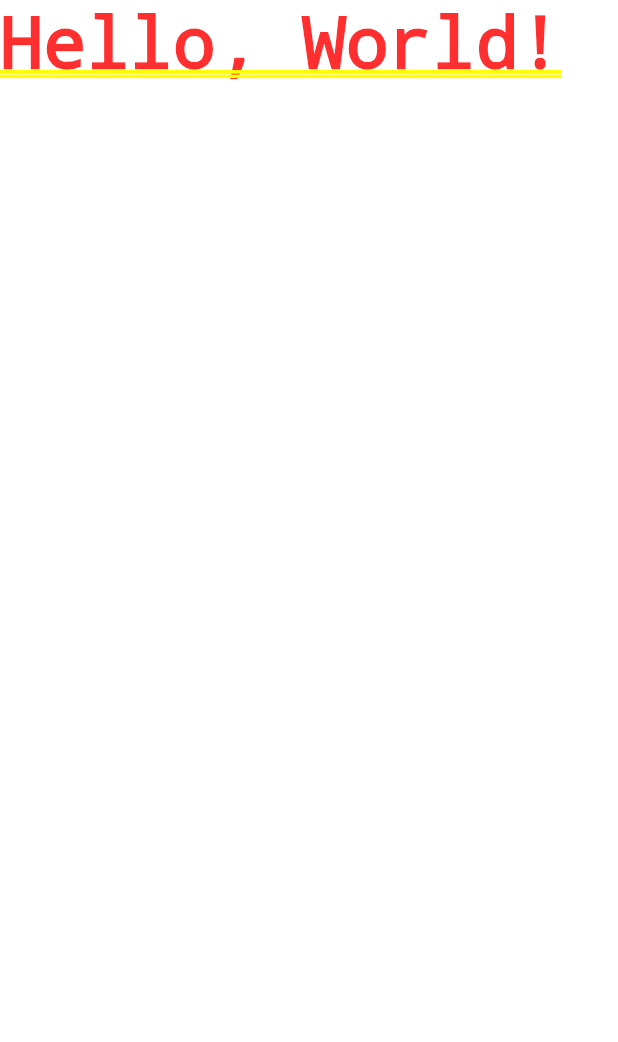
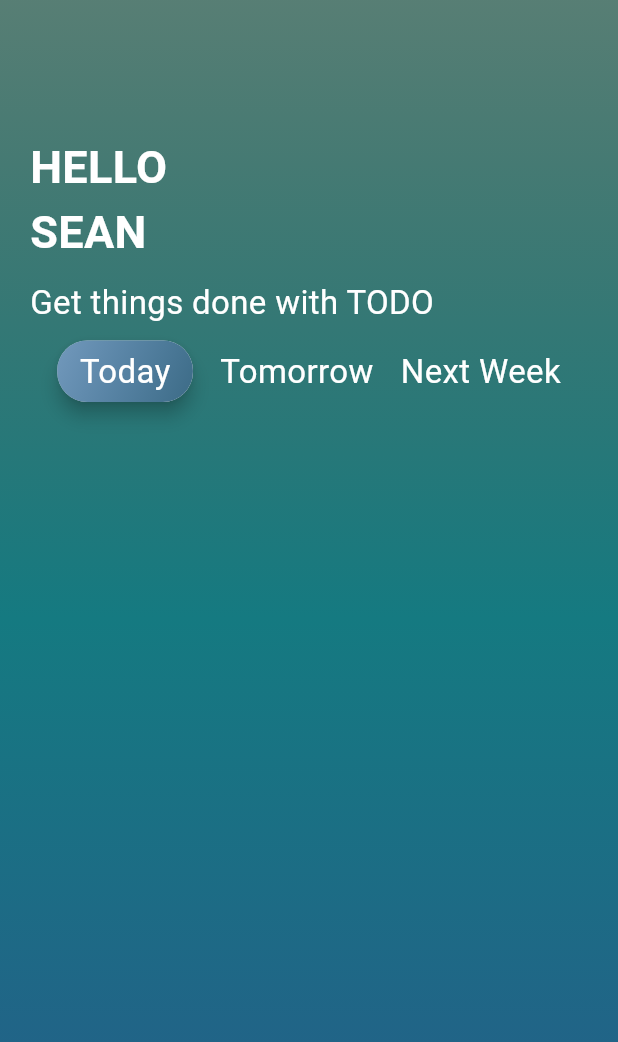
Before and after one commit to Seannas9912/flutter_firebase_project, a Flutter app: the screen it shows after launch, on a phone screen of 412 x 824 dp. Shown: the top 1042 px of the screen. Run offline on Flutter 3.47's test engine with Material 3 defaults, Android fonts, the phone set to English and light mode, and no system bars.

Commit message:
feat: added the home screen and buttons and tested the added widgets

```diff
--- /dev/null
+++ b/lib/button/task_buttons.dart
@@ -0,0 +1,36 @@
+import 'package:flutter/material.dart';
+
+class TaskButtons extends StatelessWidget {
+  final String title;
+  const TaskButtons({super.key, required this.title});
+
+  @override
+  Widget build(BuildContext context) {
+    return Material(
+      borderRadius: BorderRadius.circular(20),
+      elevation: 5,
+      child: Container(
+        padding: const EdgeInsets.symmetric(horizontal: 15, vertical: 5),
+        decoration: const BoxDecoration(
+          borderRadius: BorderRadius.all(Radius.circular(20)),
+          gradient: LinearGradient(
+            begin: Alignment.topLeft,
+            end: Alignment.bottomRight,
+            colors: [
+              Color.fromARGB(173, 48, 108, 156),
+              Color.fromARGB(255, 60, 107, 134),
+            ],
+          ),
+        ),
+        child: Text(
+          title,
+          style: const TextStyle(
+            fontSize: 22,
+            color: Colors.white,
+            fontWeight: FontWeight.w400,
+          ),
+        ),
+      ),
+    );
+  }
+}
--- a/lib/main.dart
+++ b/lib/main.dart
@@ -1,4 +1,5 @@
 import 'package:flutter/material.dart';
+import 'package:flutter_firebase_project/pages/home_page.dart';
 
 void main() {
   runApp(const MyApp());
@@ -10,11 +11,12 @@ class MyApp extends StatelessWidget {
   @override
   Widget build(BuildContext context) {
     return MaterialApp(
-      title: 'Flutter Demo',
+      debugShowCheckedModeBanner: false,
+      title: 'Todo App',
       theme: ThemeData(
         colorScheme: ColorScheme.fromSeed(seedColor: Colors.deepPurple),
       ),
-      home: const Text('Hello, World!'),
+      home: const HomePage(),
     );
   }
 }
--- /dev/null
+++ b/lib/pages/home_page.dart
@@ -0,0 +1,110 @@
+import 'package:flutter/material.dart';
+import 'package:flutter_firebase_project/button/task_buttons.dart';
+
+class HomePage extends StatefulWidget {
+  const HomePage({super.key});
+
+  @override
+  State<HomePage> createState() => _HomePageState();
+}
+
+class _HomePageState extends State<HomePage> {
+  bool today = true, tomorrow = false, newWeek = false;
+  final String todayTitle = 'Today',
+      tomorrowTitle = 'Tomorrow',
+      nextWeekTitle = 'Next Week';
+
+  @override
+  Widget build(BuildContext context) {
+    return Scaffold(
+      body: Container(
+        padding: const EdgeInsets.only(top: 90, left: 20, right: 20),
+        height: MediaQuery.of(context).size.height,
+        width: MediaQuery.of(context).size.width,
+        decoration: const BoxDecoration(
+          gradient: LinearGradient(
+            begin: Alignment.topCenter,
+            end: Alignment.bottomCenter,
+            colors: [
+              Color.fromARGB(175, 11, 71, 53),
+              Color.fromARGB(255, 21, 122, 129),
+              Color.fromARGB(255, 38, 90, 138),
+            ],
+          ),
+        ),
+        child: Column(
+          crossAxisAlignment: CrossAxisAlignment.start,
+          children: [
+            Text(
+              'HELLO\nSEAN',
+              style: const TextStyle(
+                fontSize: 30,
+                color: Colors.white,
+                fontWeight: FontWeight.bold,
+              ),
+            ),
+            SizedBox(height: 10),
+            Text(
+              'Get things done with TODO',
+              style: const TextStyle(
+                fontSize: 22,
+                color: Colors.white,
+                fontWeight: FontWeight.w400,
+              ),
+            ),
+            SizedBox(height: 10),
+            Row(
+              mainAxisAlignment: MainAxisAlignment.spaceEvenly,
+              children: [
+                today
+                    ? TaskButtons(title: todayTitle)
+                    : GestureDetector(
+                        onTap: () {
+                          today = true;
+                          tomorrow = false;
+                          newWeek = false;
+                          setState(() {});
+                        },
+                        child: textButton(title: todayTitle),
+                      ),
+                tomorrow
+                    ? TaskButtons(title: tomorrowTitle)
+                    : GestureDetector(
+                        onTap: () {
+                          today = false;
+                          tomorrow = true;
+                          newWeek = false;
+                          setState(() {});
+                        },
+                        child: textButton(title: tomorrowTitle),
+                      ),
+                newWeek
+                    ? TaskButtons(title: nextWeekTitle)
+                    : GestureDetector(
+                        onTap: () {
+                          today = false;
+                          tomorrow = false;
+                          newWeek = true;
+                          setState(() {});
+                        },
+                        child: textButton(title: nextWeekTitle),
+                      ),
+              ],
+            ),
+          ],
+        ),
+      ),
+    );
+  }
+
+  Widget textButton({required String title}) {
+    return Text(
+      title,
+      style: const TextStyle(
+        fontSize: 22,
+        color: Colors.white,
+        fontWeight: FontWeight.w400,
+      ),
+    );
+  }
+}
```
Also changed, not shown: 3 other files.
